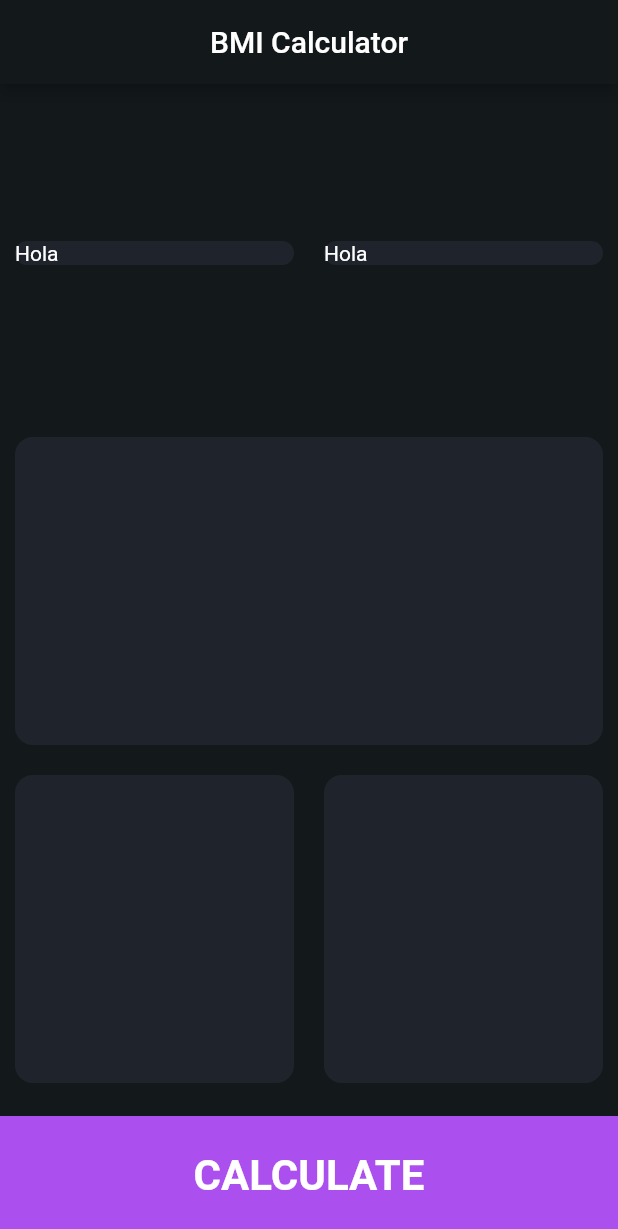
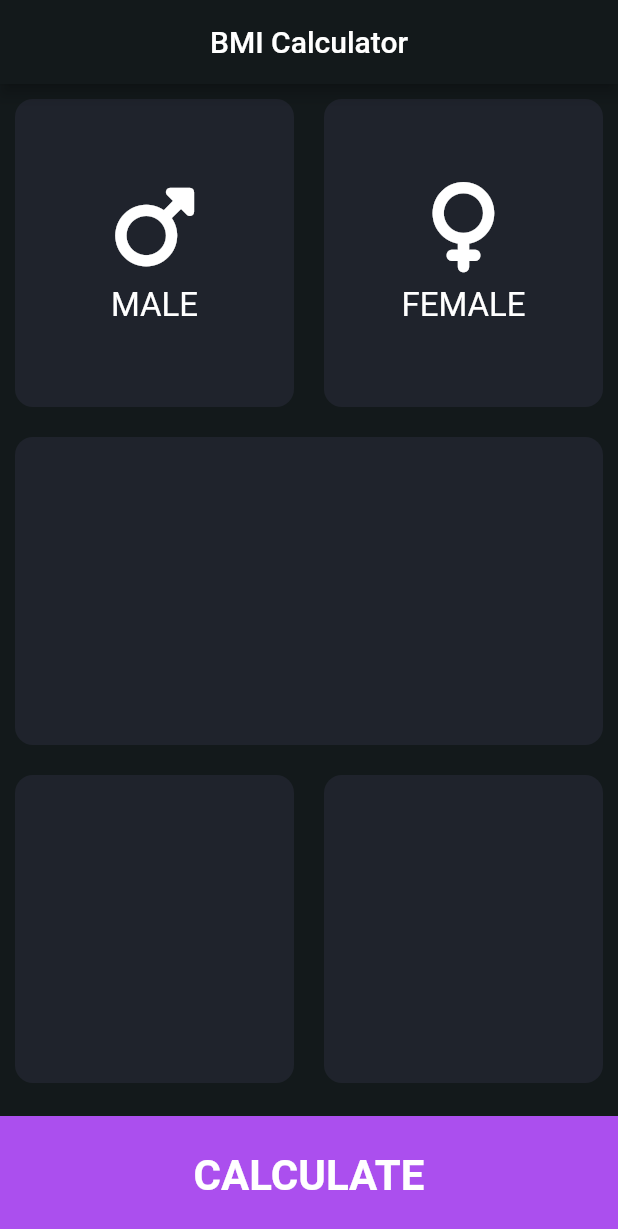
Before and after one commit to eeBarrionuevo/flutter_codigo5_bmi, a Flutter app: the screen it shows after launch, on a phone screen of 412 x 824 dp. Shown: the top 1229 px of the screen. Run offline on Flutter 3.47's test engine with Material 2 defaults, Android fonts, the phone set to English and light mode, and no system bars; our stand-ins replace font_awesome_flutter.

Commit message:
Male and Female button

```diff
--- a/lib/pages/input_page.dart
+++ b/lib/pages/input_page.dart
@@ -1,5 +1,6 @@
 import 'package:flutter/material.dart';
 import 'package:flutter_codigo5_bmi/widgets.dart';
+import 'package:font_awesome_flutter/font_awesome_flutter.dart';
 
 class InputPage extends StatelessWidget {
   const InputPage({Key? key}) : super(key: key);
@@ -20,12 +21,40 @@ class InputPage extends StatelessWidget {
               children: [
                 Expanded(
                   child: ReusableCard(
-                    childCard: Text("Hola"),
+                    childCard: Column(
+                      mainAxisAlignment: MainAxisAlignment.center,
+                      children: [
+                        FaIcon(FontAwesomeIcons.mars, size: 60.0),
+                        SizedBox(
+                          height: 10.0,
+                        ),
+                        Text(
+                          "MALE",
+                          style: TextStyle(
+                            fontSize: 22.0,
+                          ),
+                        ),
+                      ],
+                    ),
                   ),
                 ),
                 Expanded(
                   child: ReusableCard(
-                    childCard: Text("Hola"),
+                    childCard: Column(
+                      mainAxisAlignment: MainAxisAlignment.center,
+                      children: [
+                        FaIcon(FontAwesomeIcons.venus, size: 60.0),
+                        SizedBox(
+                          height: 10.0,
+                        ),
+                        Text(
+                          "FEMALE",
+                          style: TextStyle(
+                            fontSize: 22.0,
+                          ),
+                        ),
+                      ],
+                    ),
                   ),
                 ),
               ],
--- a/pubspec.yaml
+++ b/pubspec.yaml
@@ -34,6 +34,7 @@ dependencies:
   # The following adds the Cupertino Icons font to your application.
   # Use with the CupertinoIcons class for iOS style icons.
   cupertino_icons: ^1.0.2
+  font_awesome_flutter: ^10.1.0
 
 dev_dependencies:
   flutter_test:
```
Also changed, not shown: pubspec.lock.
